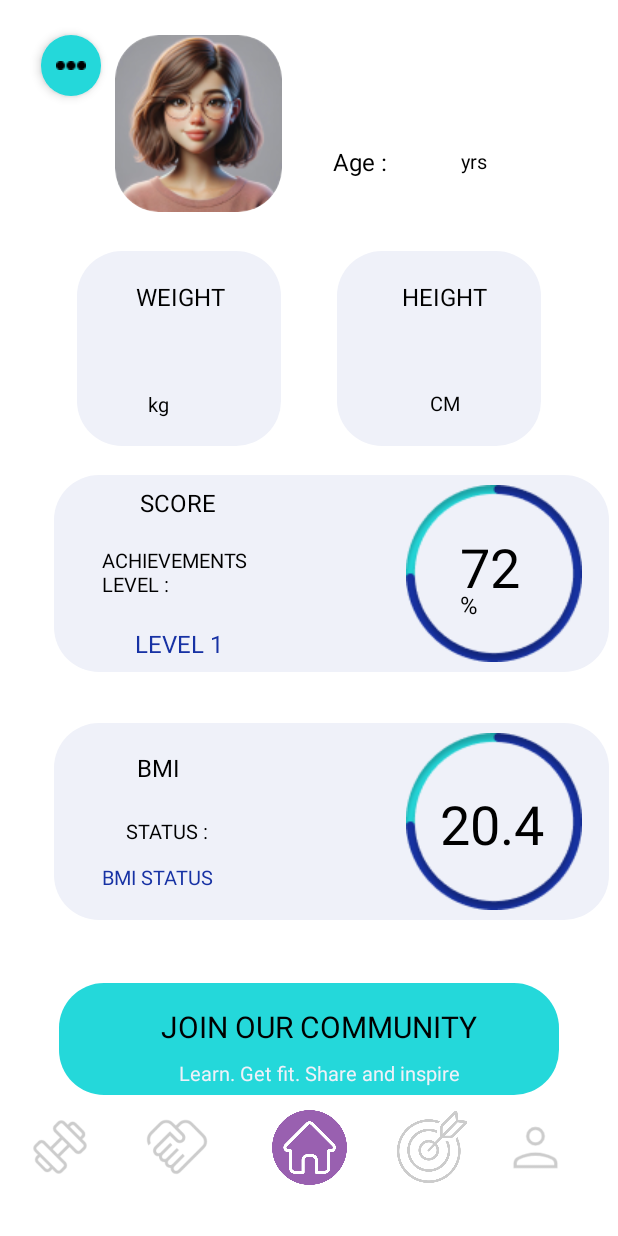
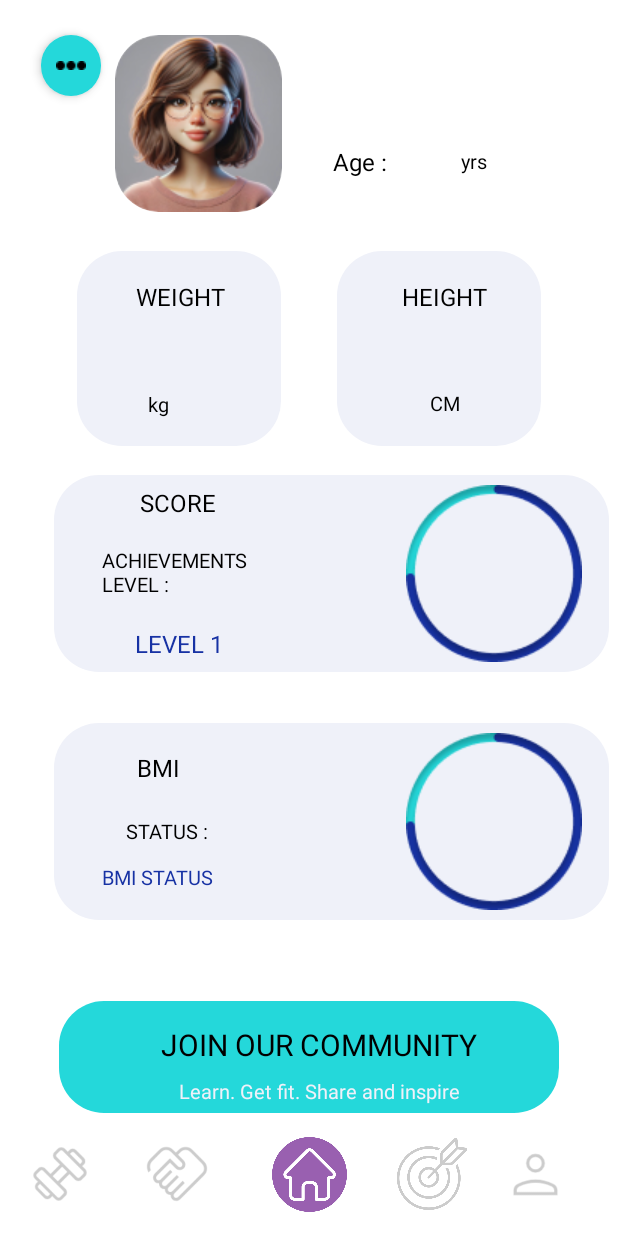
Before and after one commit to NawalKhoury/FitMeUp, an Android app: the ProfilePageActivity screen opened directly, with no data from a screen before it, on a phone screen of 412 x 824 dp. Run offline under Robolectric (Android 15) with nearby library versions, the phone set to English and light mode, and no system bars; our stand-ins replace Room's generated code; pictures from the network do not load.

Commit message:
profile page

```diff
--- a/app/src/main/res/layout/activity_profile_page.xml
+++ b/app/src/main/res/layout/activity_profile_page.xml
@@ -307,27 +307,17 @@
                         android:clipChildren="false"
                         android:clipToPadding="false"
                         android:orientation="vertical"
-                        android:paddingTop="40dp"
-                        android:paddingHorizontal="36dp">
+                        android:paddingHorizontal="36dp"
+                        android:paddingTop="40dp">
 
                         <TextView
-                            android:id="@+id/ruqscp0ns0qe"
-                            android:layout_width="wrap_content"
-                            android:layout_height="wrap_content"
+                            android:id="@+id/scoreset"
+                            android:layout_width="68dp"
+                            android:layout_height="74dp"
                             android:layout_marginTop="-10dp"
-                            android:text="72"
                             android:textColor="#000000"
                             android:textSize="36sp" />
 
-                        <TextView
-                            android:id="@+id/rjyu8mtyl1wj"
-                            android:layout_width="wrap_content"
-                            android:layout_height="wrap_content"
-                            android:layout_marginEnd="4dp"
-                            android:layout_marginTop="-10dp"
-                            android:text="%"
-                            android:textColor="#000000"
-                            android:textSize="16sp" />
                     </LinearLayout>
                 </RelativeLayout>
             </LinearLayout>
@@ -421,7 +411,7 @@
                             android:layout_gravity="end"
                             android:layout_marginTop="-10dp"
                             android:layout_marginEnd="25dp"
-                            android:text="20.4"
+                            android:text=""
                             android:textColor="#000000"
                             android:textSize="36sp" />
                     </LinearLayout>
@@ -429,6 +419,12 @@
             </LinearLayout>
 
 
+
+
+        </LinearLayout>
+
+
+    </LinearLayout>
     <!-- Community Join Section -->
     <LinearLayout
         android:id="@+id/rbeidnvkzs2c"
@@ -440,10 +436,10 @@
         android:clipToPadding="false"
         android:gravity="center_horizontal"
         android:orientation="vertical"
+        android:paddingLeft="32dp"
         android:paddingTop="27dp"
-                android:paddingBottom="5dp"
-                android:paddingLeft="32dp"
-                android:paddingRight="18dp">
+        android:paddingRight="18dp"
+        android:paddingBottom="5dp">
 
         <TextView
             android:id="@+id/r1xg225v5ks"
@@ -470,7 +466,7 @@
     <androidx.appcompat.widget.Toolbar
         android:id="@+id/bottom_toolbar"
         android:layout_width="match_parent"
-                android:layout_height="70dp"
+        android:layout_height="82dp"
         android:background="@color/white_transparent_50"
         android:theme="@style/ThemeOverlay.AppCompat.Dark.ActionBar">
 
@@ -525,5 +521,3 @@
 
     </androidx.appcompat.widget.Toolbar>
 </LinearLayout>
-    </LinearLayout>
-</LinearLayout>
```
Also changed, not shown: app/src/main/java/com/example/fitmeup/ProfilePageActivity.java (+76 -52 lines). Lines whose indentation alone changed are shown as unchanged.
